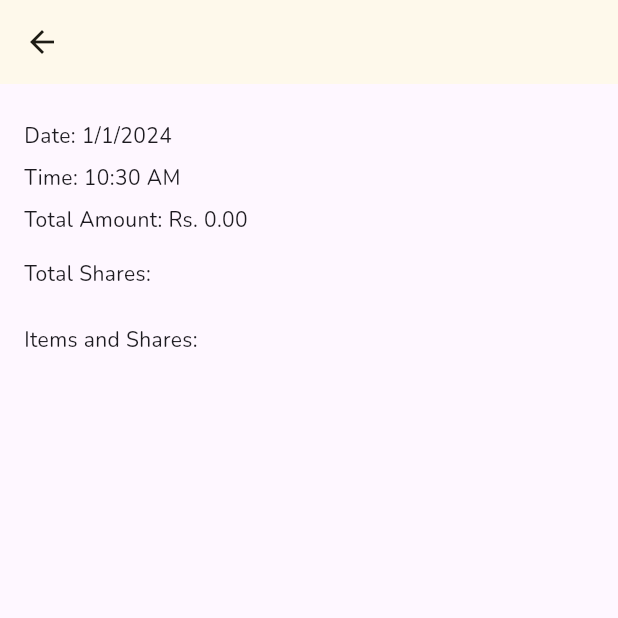
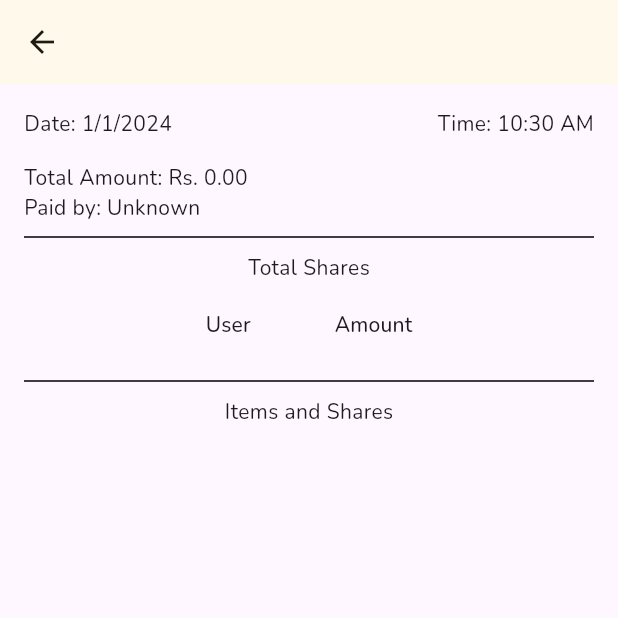
Before and after one commit to Midwayne/popbill, a Flutter app: the GroupExpenseDetail screen opened directly with empty values, on a phone screen of 412 x 824 dp, the top half of it. Run offline on Flutter 3.47's test engine with Material 3 defaults, Android fonts, the phone set to English and light mode, and no system bars; our stand-ins replace cloud_firestore, curved_navigation_bar, firebase_auth, firebase_core, flutter_bloc, flutter_slidable and 5 more; missing offline and left inert: mat_month_picker_dialog, simple_barcode_scanner; accounts and stored records are empty.

Commit message:
tabular display

```diff
--- a/lib/widgets/split/group_expense_detail.dart
+++ b/lib/widgets/split/group_expense_detail.dart
@@ -54,28 +54,61 @@ class _GroupExpenseDetailState extends State<GroupExpenseDetail> {
         child: Column(
           crossAxisAlignment: CrossAxisAlignment.start,
           children: [
-            SizedBox(height: 8.0),
-            Text('Date: ${expense.formattedDate}'),
-            SizedBox(height: 8.0),
-            // Add time here
-            Text('Time: ${widget.expense.time.format(context)}'),
-            SizedBox(height: 8.0),
+            Row(
+              children: [
+                Text('Date: ${expense.formattedDate}'),
+                const Spacer(),
+                Text('Time: ${widget.expense.time.format(context)}'),
+              ],
+            ),
+            SizedBox(height: 16.0),
 
             Text('Total Amount: Rs. ${expense.totalAmount.toStringAsFixed(2)}'),
-            SizedBox(height: 16.0),
 
-            Text('Total Shares:'),
-            SizedBox(height: 8.0),
-            Column(
+            Text(
+                'Paid by: ${widget.group.getUserNicknameById(expense.paidBy)}'),
+
+            /*Column(
               crossAxisAlignment: CrossAxisAlignment.start,
               children: totalShares.entries.map((entry) {
                 return Text('${entry.key}: ${entry.value.toStringAsFixed(2)}');
               }).toList(),
+            ),*/
+            const Divider(
+              color: Colors.black, // You can specify the color you want
+              thickness: 1.0, // You can adjust the thickness of the line
+              height: 20.0, // You can adjust the height of the line
             ),
-            SizedBox(height: 16.0),
 
-            Text('Items and Shares:'),
-            SizedBox(height: 8.0),
+            Center(
+              child: Column(
+                children: [
+                  const Text('Total Shares'),
+                  DataTable(
+                    columns: const [
+                      DataColumn(label: Text('User')),
+                      DataColumn(label: Text('Amount')),
+                    ],
+                    rows: totalShares.entries.map((entry) {
+                      return DataRow(cells: [
+                        DataCell(Text(entry.key)),
+                        DataCell(Text(entry.value.toStringAsFixed(2))),
+                      ]);
+                    }).toList(),
+                  ),
+                ],
+              ),
+            ),
+
+            //const SizedBox(height: 16.0),
+            const Divider(
+              color: Colors.black, // You can specify the color you want
+              thickness: 1.0, // You can adjust the thickness of the line
+              height: 20.0, // You can adjust the height of the line
+            ),
+
+            const Center(child: Text('Items and Shares')),
+            const SizedBox(height: 8.0),
             Expanded(
               child: ListView.builder(
                 itemCount: expense.items.length,
@@ -99,7 +132,7 @@ class _GroupExpenseDetailState extends State<GroupExpenseDetail> {
                           Row(
                             children: [
                               Text('Quantity: ${item.itemQuantity.toString()}'),
-                              Spacer(),
+                              const Spacer(),
                               Text(
                                   'Price: ${item.itemPrice.toStringAsFixed(2)}'),
                             ],
```
